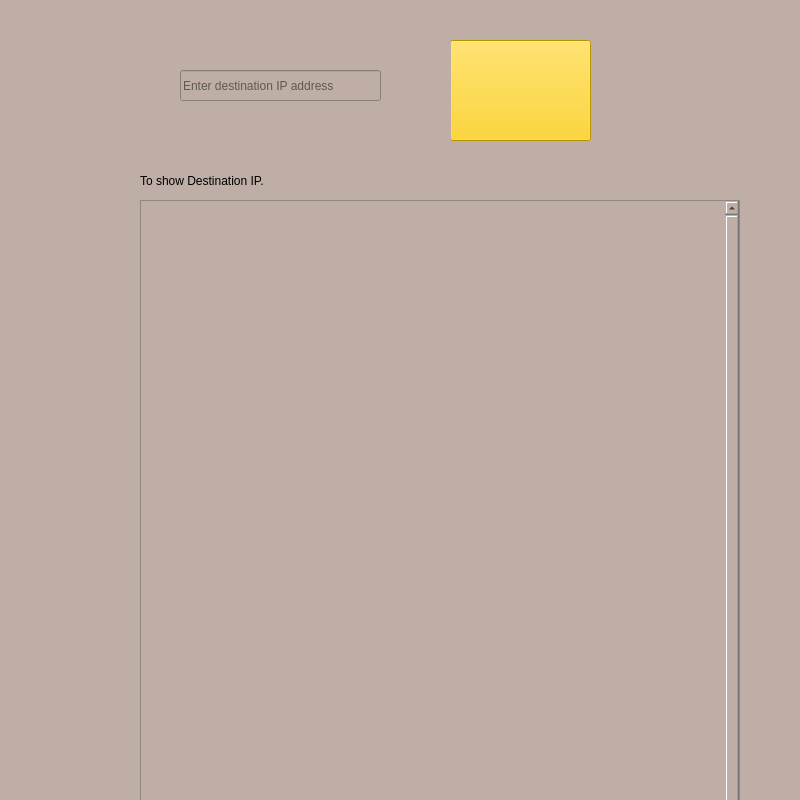
Before: the Qt Designer form TracerouteApp/TracerouteApp.ui in fixjsl/TracerouteApp, drawn with Qt 5.
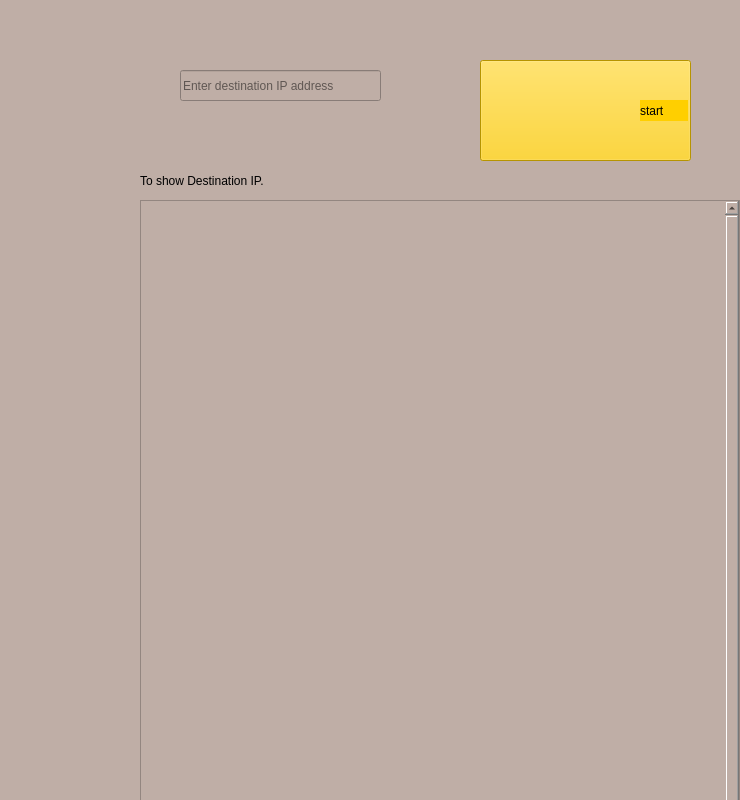
After: the same form once the commit is applied. Icons and pictures are not drawn.

Diff of the .ui file:
```diff
--- a/TracerouteApp/TracerouteApp.ui
+++ b/TracerouteApp/TracerouteApp.ui
@@ -9,7 +9,7 @@
    <rect>
     <x>0</x>
     <y>0</y>
-    <width>800</width>
+    <width>740</width>
     <height>800</height>
    </rect>
   </property>
@@ -24,9 +24,9 @@
   <widget class="QPushButton" name="StartButton">
    <property name="geometry">
     <rect>
-     <x>450</x>
-     <y>40</y>
-     <width>141</width>
+     <x>480</x>
+     <y>60</y>
+     <width>211</width>
      <height>101</height>
     </rect>
    </property>
@@ -39,13 +39,13 @@
     <string/>
    </property>
    <property name="icon">
-    <iconset>
-     <normaloff>../../../../../PROJECT/Traceroute/src/img/img2.png</normaloff>../../../../../PROJECT/Traceroute/src/img/img2.png</iconset>
+    <iconset resource="TracerouteApp.qrc">
+     <normaloff>:/newPrefix/1733987856652.png</normaloff>:/newPrefix/1733987856652.png</iconset>
    </property>
    <property name="iconSize">
     <size>
-     <width>64</width>
-     <height>64</height>
+     <width>128</width>
+     <height>128</height>
     </size>
    </property>
   </widget>
@@ -168,12 +168,37 @@
     </widget>
    </widget>
   </widget>
+  <widget class="QLabel" name="label">
+   <property name="geometry">
+    <rect>
+     <x>640</x>
+     <y>100</y>
+     <width>48</width>
+     <height>21</height>
+    </rect>
+   </property>
+   <property name="autoFillBackground">
+    <bool>false</bool>
+   </property>
+   <property name="styleSheet">
+    <string notr="true">QWidget {
+    background-color: #FFCF00;  /* 원하는 색상 코드 */
+}</string>
+   </property>
+   <property name="text">
+    <string>start</string>
+   </property>
+   <property name="textFormat">
+    <enum>Qt::TextFormat::PlainText</enum>
+   </property>
+  </widget>
   <zorder>StartButton</zorder>
   <zorder>URLImage</zorder>
   <zorder>URLEnter</zorder>
   <zorder>INfor</zorder>
   <zorder>BirdImage</zorder>
   <zorder>scrollArea</zorder>
+  <zorder>label</zorder>
  </widget>
  <layoutdefault spacing="6" margin="11"/>
  <resources>
```
